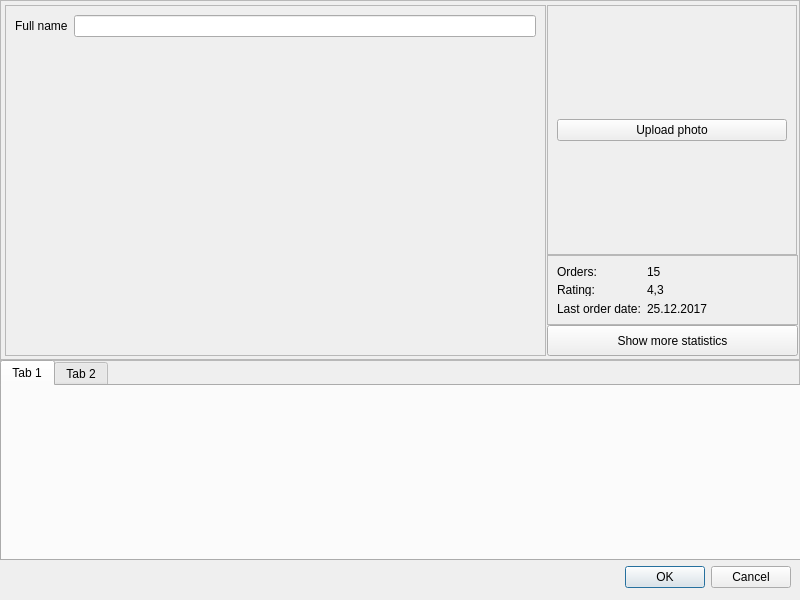
Above: CRMBaseModule/customerdialog.ui from torgcrm/TorgCRM-QtClient before the change. Below: the same form after it.
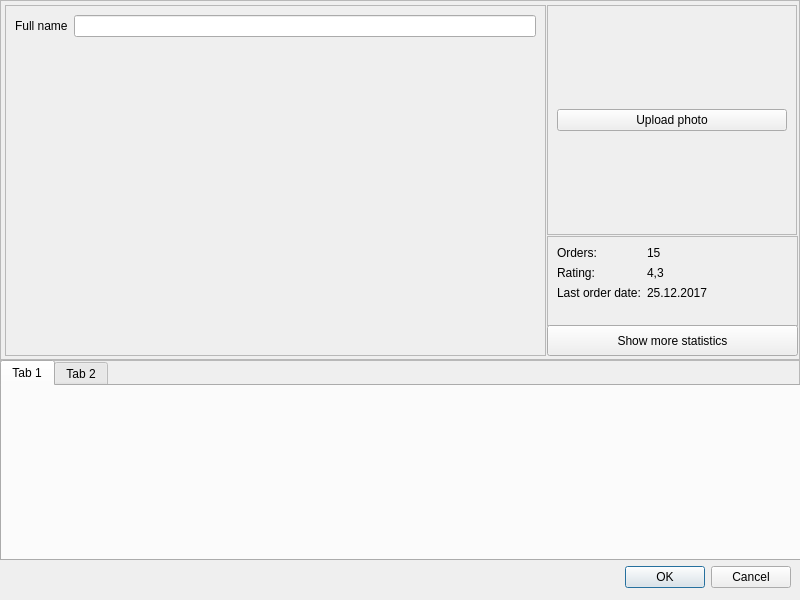
That is the form after the change.

Commit message: Customerdialog design

What changed in the file:
```diff
--- a/CRMBaseModule/customerdialog.ui
+++ b/CRMBaseModule/customerdialog.ui
@@ -92,7 +92,7 @@
       <x>547</x>
       <y>5</y>
       <width>250</width>
-      <height>250</height>
+      <height>230</height>
      </rect>
     </property>
     <property name="frameShape">
@@ -143,9 +143,9 @@
     <property name="geometry">
      <rect>
       <x>547</x>
-      <y>255</y>
+      <y>236</y>
       <width>251</width>
-      <height>70</height>
+      <height>90</height>
      </rect>
     </property>
     <property name="frameShape">
```
Left out of the diff: 3 changed lines with no effect on the pictures.
